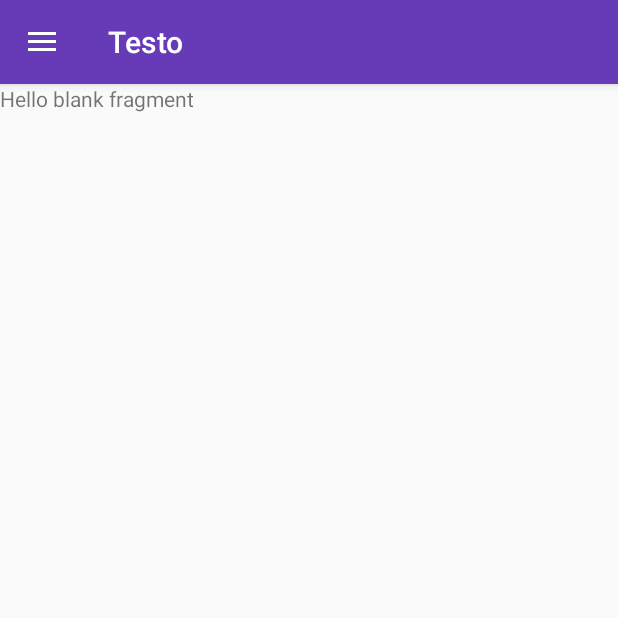
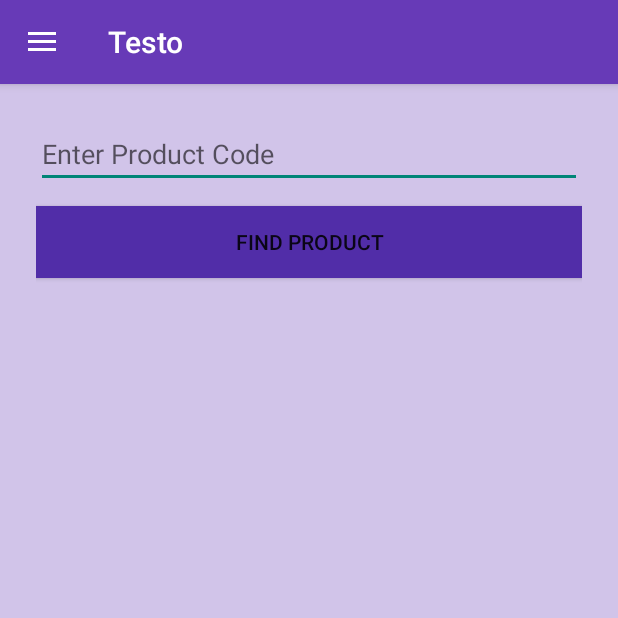
Before and after one commit to beerus11/Testo, an Android app: the ProductFragment screen opened directly, with no data from a screen before it, on a phone screen of 412 x 824 dp, the top half of it. Run offline under Robolectric (Android 15) with nearby library versions, the phone set to English and light mode, and no system bars.

Commit message:
##Product Fragment

```diff
--- a/app/src/main/res/layout/activity_login.xml
+++ b/app/src/main/res/layout/activity_login.xml
@@ -35,9 +35,9 @@
                 android:layout_width="match_parent"
                 android:layout_height="wrap_content"
                 android:drawableLeft="@drawable/ic_local_phone_black_24dp"
-                android:inputType="textPassword"
                 android:hint="Phone No"
-                android:textColorLink="@android:color/white" />
+                android:textColorLink="@android:color/white"
+                android:inputType="phone" />
         </android.support.design.widget.TextInputLayout>
 
         <!-- Password Label -->
--- a/app/src/main/res/layout/fragment_product.xml
+++ b/app/src/main/res/layout/fragment_product.xml
@@ -1,13 +1,28 @@
-<FrameLayout xmlns:android="http://schemas.android.com/apk/res/android"
+<LinearLayout xmlns:android="http://schemas.android.com/apk/res/android"
     xmlns:tools="http://schemas.android.com/tools"
     android:layout_width="match_parent"
     android:layout_height="match_parent"
+    android:orientation="vertical"
+    android:padding="24dp"
+    android:background="@color/primary_light"
     tools:context="in.anuraggoel.testo.fragments.ProductFragment">
 
     <!-- TODO: Update blank fragment layout -->
-    <TextView
+
+
+    <EditText
+        android:id="@+id/editText"
         android:layout_width="match_parent"
-        android:layout_height="match_parent"
-        android:text="@string/hello_blank_fragment" />
+        android:layout_height="wrap_content"
+        android:hint="Enter Product Code"
+        android:ems="10"
+        android:inputType="number" />
 
-</FrameLayout>
+    <Button
+        android:id="@+id/button"
+        android:layout_marginTop="12dp"
+        android:background="@color/primary_dark"
+        android:layout_width="match_parent"
+        android:layout_height="wrap_content"
+        android:text="Find Product" />
+</LinearLayout>
```
